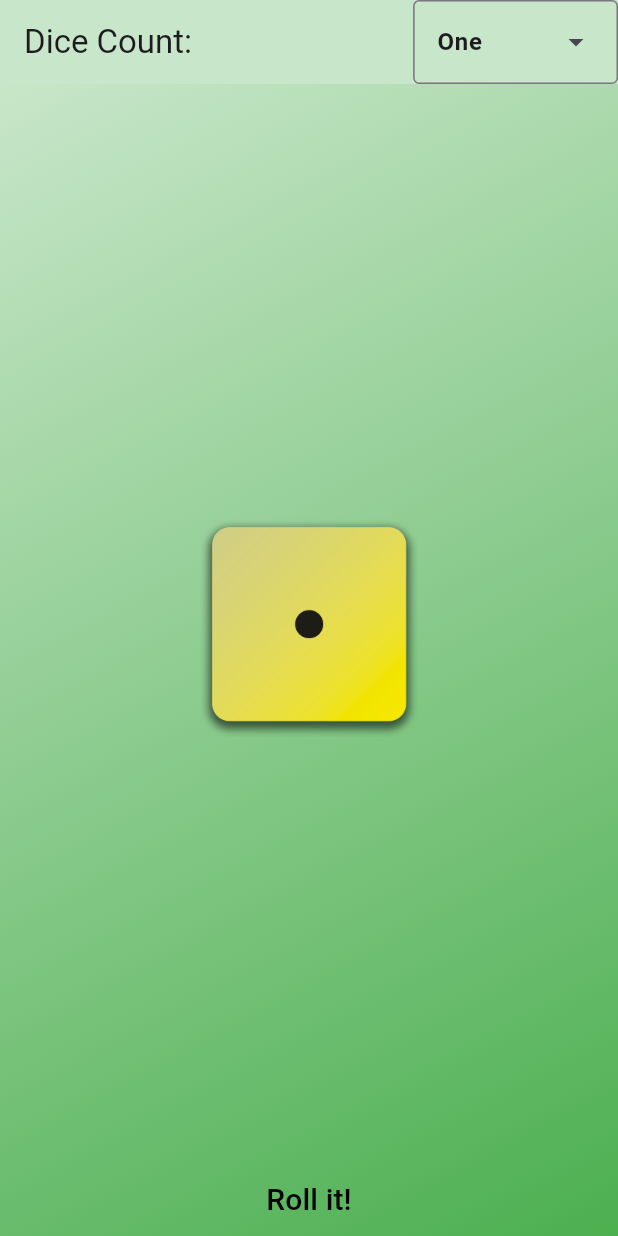
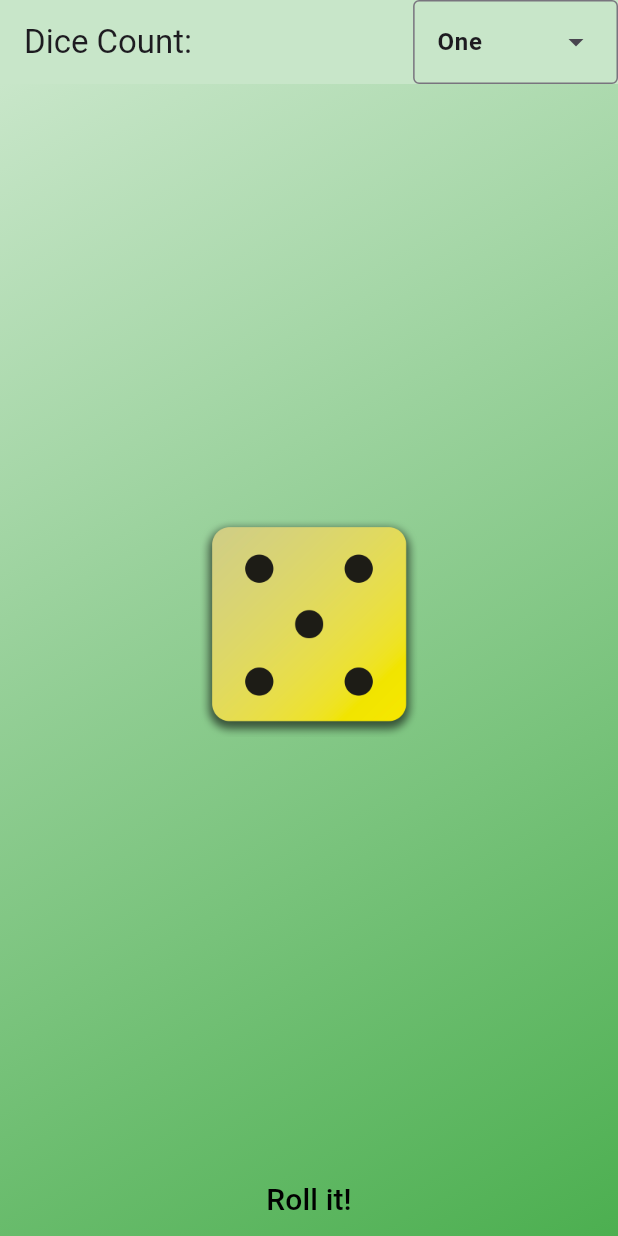
Before and after one commit to ECMessina/roll_it, a Flutter app: the screen it shows after launch, after a tap on "Roll it!", on a phone screen of 412 x 824 dp. Run offline on Flutter 3.47's test engine with Material 3 defaults, Android fonts, the phone set to English and light mode, and no system bars; our stand-ins replace audioplayers, flutter_riverpod.

```diff
--- a/lib/roll_content.dart
+++ b/lib/roll_content.dart
@@ -12,22 +12,40 @@ class RollContent extends ConsumerStatefulWidget {
 }
 
 class _RollContentState extends ConsumerState<RollContent> {
-  int currentRoll = 1;
+  List<int> currentRolls = [];
 
   void rollIt() async {
     final player = AudioPlayer();
     player.onPlayerComplete.listen((event) {
       setState(() {
-        currentRoll = Random().nextInt(6) + 1;
+        updateDice();
       });
-      debugPrint('done');
     });
     await player.play(AssetSource('dice-142528.mp3'));
   }
 
   @override
+  void initState() {
+    getNewDice();
+    super.initState();
+  }
+
+  void getNewDice() {
+    for (int i = 0; i < 6; i++) {
+      currentRolls.add(Random().nextInt(6) + 1);
+    }
+  }
+
+  void updateDice() {
+    for (int i = 0; i < 6; i++) {
+      currentRolls[i] = Random().nextInt(6) + 1;
+    }
+  }
+
+  @override
   Widget build(BuildContext context) {
     final count = ref.watch(diceCountProvider) + 1;
+
     return Column(
       children: [
         const Spacer(),
@@ -35,12 +53,10 @@ class _RollContentState extends ConsumerState<RollContent> {
           children: [
             Wrap(
               alignment: WrapAlignment.center,
-              spacing: 24,
-              runSpacing: 24,
               children: List.generate(
                 count,
                 (index) => Image.asset(
-                  'assets/images/dice-$currentRoll.png',
+                  'assets/images/dice-${currentRolls[index]}.png',
                   height: 150,
                   width: 150,
                 ),
```
